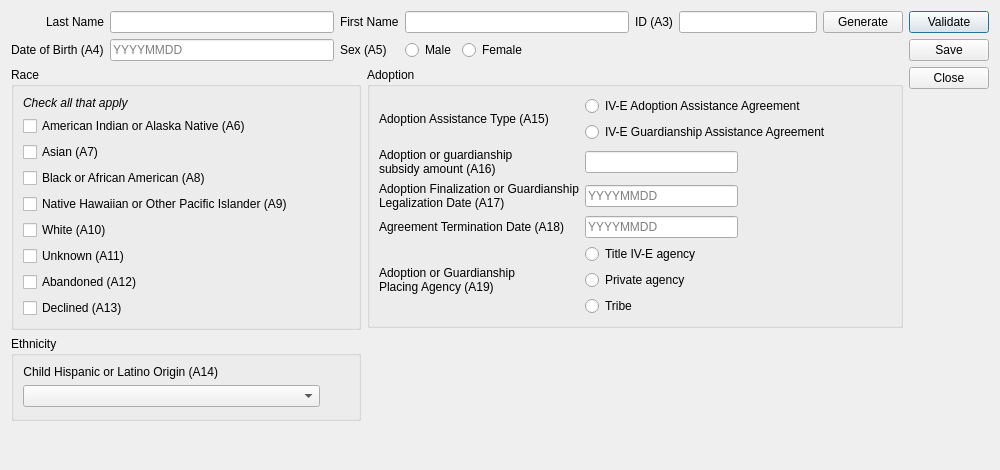
Before: the Qt Designer form ui/ui_adoption_subsidy.ui in zstamper/AFCARS-AXE, drawn with Qt 5.
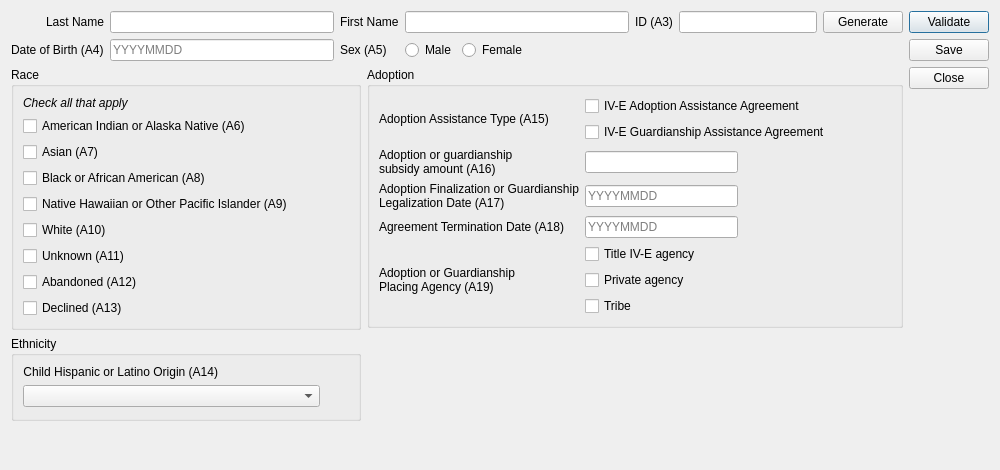
After: the same form once the commit is applied.

Commit message: Issue 10: morph radio buttons into checkboxes so that 'unselected' becomes a valid state

```diff
--- a/ui/ui_adoption_subsidy.ui
+++ b/ui/ui_adoption_subsidy.ui
@@ -330,7 +330,7 @@
             <item row="0" column="1">
              <layout class="QVBoxLayout" name="verticalLayout">
               <item>
-               <widget class="QRadioButton" name="a15_a">
+               <widget class="QCheckBox" name="a15_a">
                 <property name="text">
                  <string>IV-E Adoption Assistance Agreement</string>
                 </property>
@@ -340,7 +340,7 @@
                </widget>
               </item>
               <item>
-               <widget class="QRadioButton" name="a15_g">
+               <widget class="QCheckBox" name="a15_g">
                 <property name="text">
                  <string>IV-E Guardianship Assistance Agreement</string>
                 </property>
@@ -462,7 +462,7 @@
             <item row="4" column="1">
              <layout class="QVBoxLayout" name="verticalLayout_2">
               <item>
-               <widget class="QRadioButton" name="a19_1">
+               <widget class="QCheckBox" name="a19_1">
                 <property name="text">
                  <string>Title IV-E agency</string>
                 </property>
@@ -472,7 +472,7 @@
                </widget>
               </item>
               <item>
-               <widget class="QRadioButton" name="a19_2">
+               <widget class="QCheckBox" name="a19_2">
                 <property name="text">
                  <string>Private agency</string>
                 </property>
@@ -482,7 +482,7 @@
                </widget>
               </item>
               <item>
-               <widget class="QRadioButton" name="a19_3">
+               <widget class="QCheckBox" name="a19_3">
                 <property name="text">
                  <string>Tribe</string>
                 </property>
```
Left out of the diff: 12 changed lines with no effect on the pictures. The commit also changes 5 other files.
